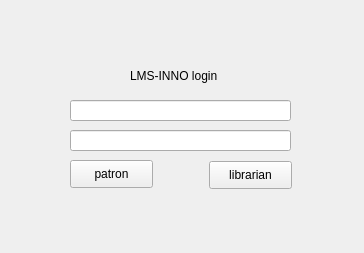
Before: the Qt Designer form QT/mainwindow.ui in Louie-ru/LMS-INNO, drawn with Qt 5.
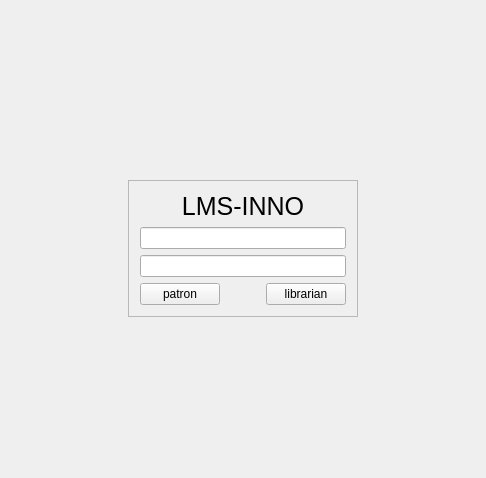
After: the same form once the commit is applied. Icons and pictures are not drawn.

Commit message: layouts fixed; buttons for new users/documents

Diff of the .ui file:
```diff
--- a/QT/mainwindow.ui
+++ b/QT/mainwindow.ui
@@ -6,36 +6,110 @@
    <rect>
     <x>0</x>
     <y>0</y>
-    <width>364</width>
-    <height>253</height>
+    <width>486</width>
+    <height>478</height>
    </rect>
   </property>
   <property name="windowTitle">
    <string>MainWindow</string>
   </property>
   <widget class="QWidget" name="centralWidget">
+   <layout class="QVBoxLayout" name="verticalLayout_2">
+    <item>
+     <layout class="QGridLayout" name="gridLayout">
+      <item row="1" column="0">
+       <widget class="QLabel" name="label_2">
+        <property name="sizePolicy">
+         <sizepolicy hsizetype="Fixed" vsizetype="Fixed">
+          <horstretch>0</horstretch>
+          <verstretch>0</verstretch>
+         </sizepolicy>
+        </property>
+        <property name="minimumSize">
+         <size>
+          <width>0</width>
+          <height>0</height>
+         </size>
+        </property>
+        <property name="maximumSize">
+         <size>
+          <width>100</width>
+          <height>100</height>
+         </size>
+        </property>
+        <property name="text">
+         <string/>
+        </property>
+        <property name="pixmap">
+         <pixmap resource="resource.qrc">:/Изображения/library.png</pixmap>
+        </property>
+        <property name="scaledContents">
+         <bool>true</bool>
+        </property>
+        <property name="alignment">
+         <set>Qt::AlignRight|Qt::AlignTop|Qt::AlignTrailing</set>
+        </property>
+        <property name="margin">
+         <number>0</number>
+        </property>
+       </widget>
+      </item>
+      <item row="0" column="0">
+       <spacer name="verticalSpacer">
+        <property name="orientation">
+         <enum>Qt::Vertical</enum>
+        </property>
+        <property name="sizeHint" stdset="0">
+         <size>
+          <width>20</width>
+          <height>20</height>
+         </size>
+        </property>
+       </spacer>
+      </item>
+     </layout>
+    </item>
+    <item>
+     <layout class="QGridLayout" name="gridLayout_2">
+      <item row="0" column="0">
+       <widget class="QFrame" name="frame">
+        <property name="sizePolicy">
+         <sizepolicy hsizetype="Maximum" vsizetype="Maximum">
+          <horstretch>0</horstretch>
+          <verstretch>0</verstretch>
+         </sizepolicy>
+        </property>
+        <property name="frameShape">
+         <enum>QFrame::StyledPanel</enum>
+        </property>
+        <property name="frameShadow">
+         <enum>QFrame::Raised</enum>
+        </property>
+        <layout class="QVBoxLayout" name="verticalLayout">
+         <item>
+          <widget class="QLabel" name="label">
+           <property name="font">
+            <font>
+             <pointsize>19</pointsize>
+            </font>
+           </property>
+           <property name="text">
+            <string>LMS-INNO</string>
+           </property>
+           <property name="alignment">
+            <set>Qt::AlignCenter</set>
+           </property>
+          </widget>
+         </item>
+         <item>
    <widget class="QLineEdit" name="lineEdit">
-    <property name="geometry">
-     <rect>
-      <x>70</x>
-      <y>100</y>
-      <width>221</width>
-      <height>21</height>
-     </rect>
-    </property>
     <property name="toolTip">
      <string>login</string>
     </property>
    </widget>
+         </item>
+         <item>
    <widget class="QLineEdit" name="lineEdit_2">
-    <property name="geometry">
-     <rect>
-      <x>70</x>
-      <y>130</y>
-      <width>221</width>
-      <height>21</height>
-     </rect>
-    </property>
     <property name="toolTip">
      <string>password</string>
     </property>
@@ -43,45 +117,57 @@
      <enum>QLineEdit::Password</enum>
     </property>
    </widget>
+         </item>
+         <item>
+          <layout class="QHBoxLayout" name="horizontalLayout">
+           <item>
    <widget class="QPushButton" name="pushButton">
-    <property name="geometry">
-     <rect>
-      <x>70</x>
-      <y>160</y>
-      <width>83</width>
-      <height>28</height>
-     </rect>
-    </property>
     <property name="text">
      <string>patron</string>
     </property>
    </widget>
-   <widget class="QLabel" name="label">
-    <property name="geometry">
-     <rect>
-      <x>130</x>
-      <y>60</y>
-      <width>111</width>
-      <height>31</height>
-     </rect>
-    </property>
-    <property name="text">
-     <string>LMS-INNO login</string>
-    </property>
-   </widget>
+           </item>
+           <item>
+            <spacer name="horizontalSpacer">
+             <property name="orientation">
+              <enum>Qt::Horizontal</enum>
+             </property>
+             <property name="sizeHint" stdset="0">
+              <size>
+               <width>40</width>
+               <height>20</height>
+              </size>
+             </property>
+            </spacer>
+           </item>
+           <item>
    <widget class="QPushButton" name="pushButton_2">
-    <property name="geometry">
-     <rect>
-      <x>209</x>
-      <y>161</y>
-      <width>83</width>
-      <height>28</height>
-     </rect>
-    </property>
     <property name="text">
      <string>librarian</string>
     </property>
    </widget>
+           </item>
+          </layout>
+         </item>
+        </layout>
+       </widget>
+      </item>
+      <item row="1" column="0">
+       <spacer name="verticalSpacer_2">
+        <property name="orientation">
+         <enum>Qt::Vertical</enum>
+        </property>
+        <property name="sizeHint" stdset="0">
+         <size>
+          <width>20</width>
+          <height>150</height>
+         </size>
+        </property>
+       </spacer>
+      </item>
+     </layout>
+    </item>
+   </layout>
   </widget>
  </widget>
  <layoutdefault spacing="6" margin="11"/>
```
Left out of the diff: 4 changed lines with no effect on the pictures. Lines whose indentation alone changed are shown as unchanged. The commit also changes 10 other files.
